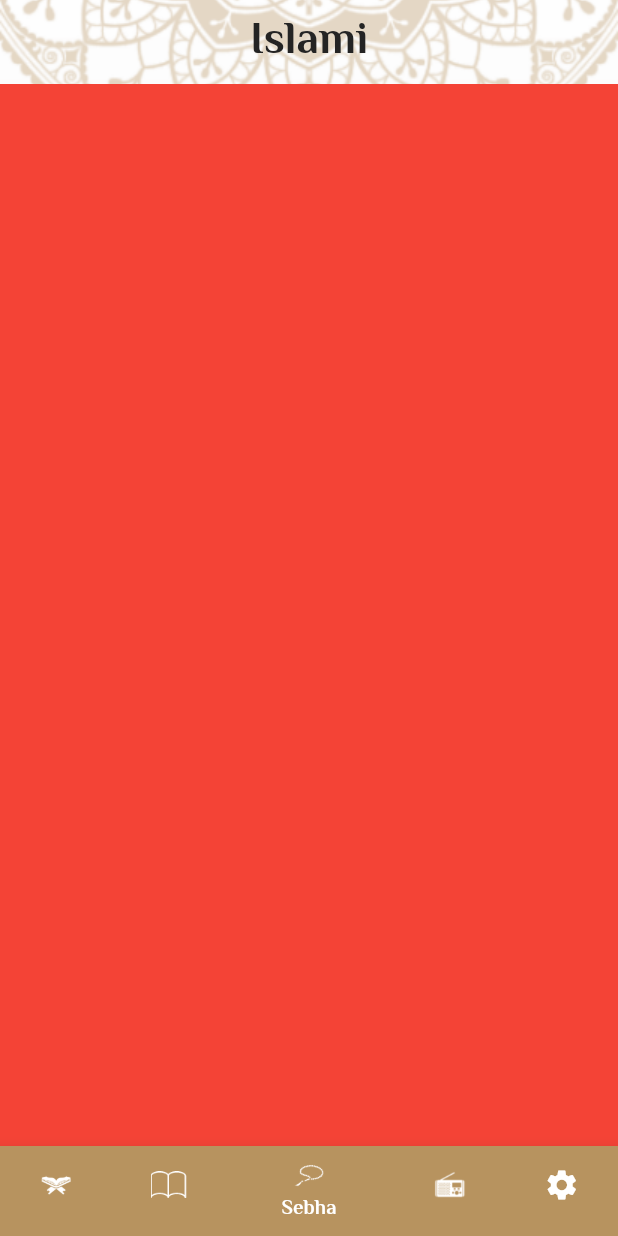
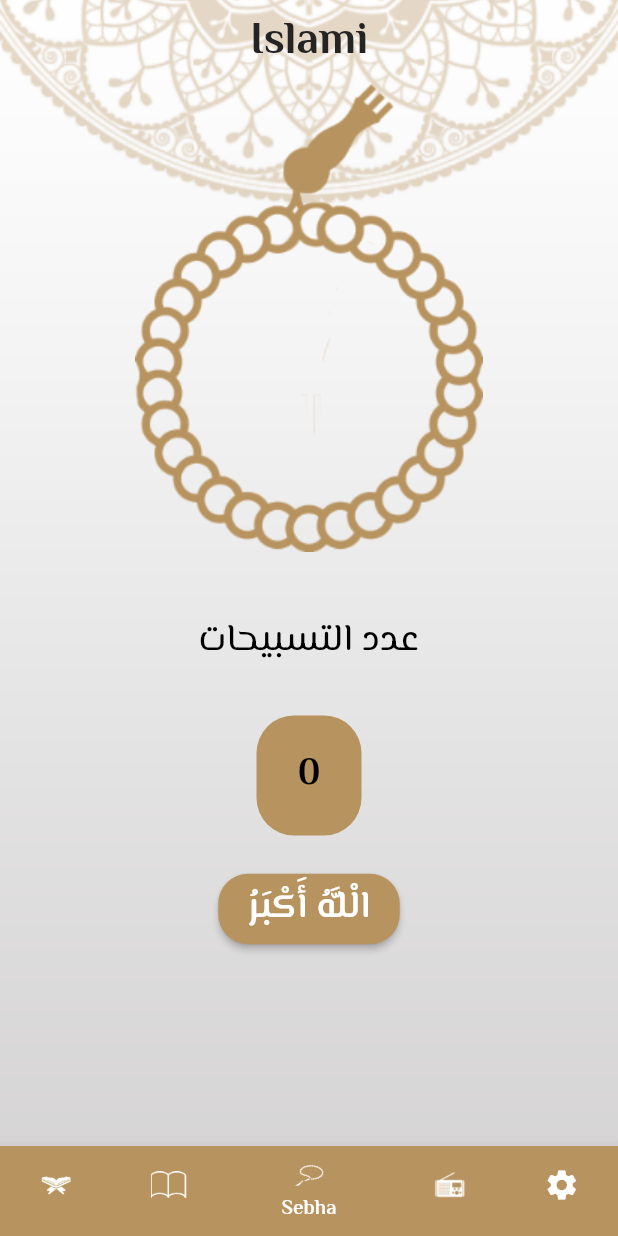
Before and after one commit to HatemReda7/islami_app, a Flutter app: the screen it shows after launch, item 3 of the bottom bar chosen, on a phone screen of 412 x 824 dp. Run offline on Flutter 3.47's test engine with Material 2 defaults, Android fonts, the phone set to English and light mode, and no system bars; our stand-ins replace google_fonts.

Commit message:
finished sebha tab with it's logic

```diff
--- a/lib/HomeScreen.dart
+++ b/lib/HomeScreen.dart
@@ -18,7 +18,7 @@ class HomeScreen extends StatefulWidget {
 class _HomeScreenState extends State<HomeScreen> {
   int index = 0;
 
-  List<Widget> tabs=[QuranTab(),const AhadethTab(),const SebhaTab(),const RadioTab(),const SettingsTab()];
+  List<Widget> tabs=[QuranTab(),const AhadethTab(), SebhaTab(),const RadioTab(),const SettingsTab()];
 
   @override
   Widget build(BuildContext context) {
--- a/lib/tabs/SebhaTab.dart
+++ b/lib/tabs/SebhaTab.dart
@@ -1,12 +1,92 @@
 import 'package:flutter/material.dart';
+import 'package:islami_app/myThemeData.dart';
 
-class SebhaTab extends StatelessWidget {
+class SebhaTab extends StatefulWidget {
   const SebhaTab({super.key});
+
+
+  @override
+  State<SebhaTab> createState() => _SebhaTabState();
+}
+
+class _SebhaTabState extends State<SebhaTab> {
+  List<String> azkar=["الْلَّهُ أَكْبَرُ","سُبْحَانَ اللَّهِ وَبِحَمْدِهِ", "لا حَوْلَ وَلا قُوَّةَ إِلا بِاللَّهِ","أستغفر الله", "الْحَمْدُ لِلَّهِ حَمْدًا كَثِيرًا طَيِّبًا مُبَارَكًا فِيهِ","لَا إِلَهَ إِلَّا اللَّهُ"];
+
+  int index=0;
+  int counter=0;
 
   @override
   Widget build(BuildContext context) {
-    return Container(
-      color: Colors.red,
+    return Center(
+      child: Column(
+        children: [
+          Image.asset(
+            "assets/images/sebha.png",
+            width: 232,
+            height: 312,
+          ),
+          const SizedBox(height: 40,),
+          Text(
+            "عدد التسبيحات",
+            style: Theme.of(context)
+                .textTheme
+                .bodyMedium!
+                .copyWith(fontWeight: FontWeight.w100),
+          ),
+          const SizedBox(height: 30,),
+          Container(
+            width: 70,
+            height: 80,
+            decoration: BoxDecoration(
+                color: const Color(0XFFB7935F),
+                borderRadius: BorderRadius.circular(25)),
+            child: Center(
+                child: Text(
+              "$counter",
+              style: Theme.of(context)
+                  .textTheme
+                  .bodyMedium!
+                  .copyWith(fontWeight: FontWeight.bold),
+            )),
+          ),
+          const SizedBox(height: 10,),
+          Padding(
+            padding: const EdgeInsets.all(15),
+            child: ElevatedButton(
+                style: ButtonStyle(
+                    alignment: Alignment.center,
+                    shape: MaterialStatePropertyAll(RoundedRectangleBorder(
+                        borderRadius: BorderRadius.circular(20))),
+                    backgroundColor:
+                        MaterialStatePropertyAll(MyThemeData.primaryColor)),
+                onPressed: () {
+                  if(counter<32){
+                    counter++;
+                  }else {
+                    counter=0;
+                    if(index<azkar.length-1){
+                      index++;
+                    }else {
+                      index=0;
+                    }
+                  }
+                  setState(() {});
+                },
+                child: Padding(
+                  padding: const EdgeInsets.all(4),
+                  child: Text(
+                    azkar[index],
+                    textAlign: TextAlign.center,
+                    style: Theme.of(context)
+                        .textTheme
+                        .bodyMedium!
+                        .copyWith(color: Colors.white),
+                  ),
+                )
+            ),
+          )
+        ],
+      ),
     );
   }
 }
```
